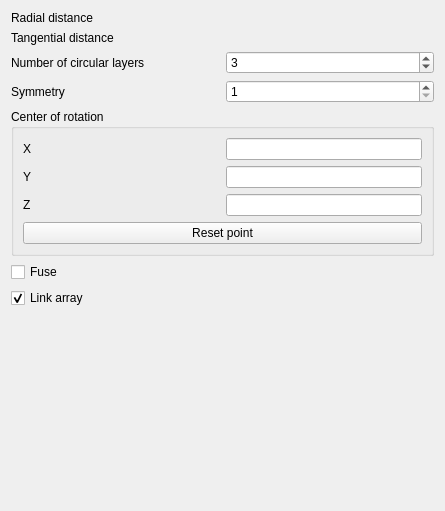
The window that src/Mod/Draft/Resources/ui/TaskPanel_CircularArray.ui (southseact-3d/fcd) describes before a commit, drawn with Qt 5.
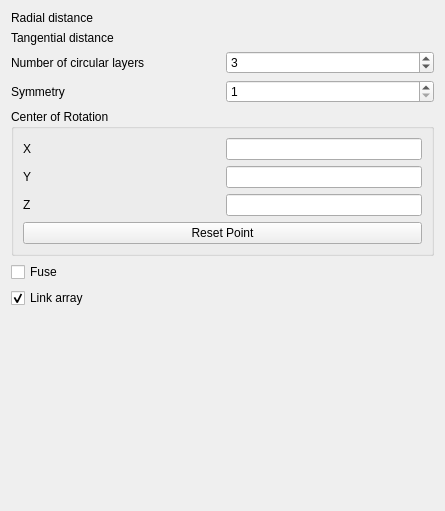
The same window after the commit. Custom widgets are drawn as their Qt base class.

Diff of the .ui file:
```diff
--- a/src/Mod/Draft/Resources/ui/TaskPanel_CircularArray.ui
+++ b/src/Mod/Draft/Resources/ui/TaskPanel_CircularArray.ui
@@ -136,7 +136,7 @@
 Change the direction of the axis itself in the property editor.</string>
      </property>
      <property name="title">
-      <string>Center of rotation</string>
+      <string>Center of Rotation</string>
      </property>
      <layout class="QGridLayout" name="gridLayout_2">
       <item row="0" column="0">
@@ -209,7 +209,7 @@
          <string>Reset the coordinates of the center of rotation.</string>
         </property>
         <property name="text">
-         <string>Reset point</string>
+         <string>Reset Point</string>
         </property>
        </widget>
       </item>
```
Left out of the diff: 12 changed lines with no effect on the pictures.
